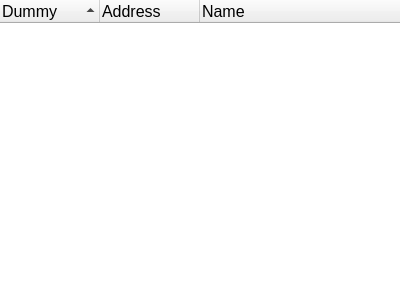
This is src/widgets/stringswidget.ui in rizinorg/cutter as Qt 5 draws it before an edit. The edited form follows.
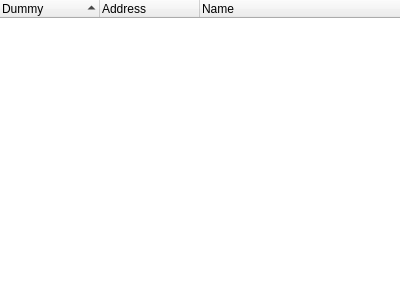
This is the edited form.

Patch:
```diff
--- a/src/widgets/stringswidget.ui
+++ b/src/widgets/stringswidget.ui
@@ -35,11 +35,6 @@
         <verstretch>0</verstretch>
        </sizepolicy>
       </property>
-      <property name="font">
-       <font>
-        <pointsize>12</pointsize>
-       </font>
-      </property>
       <property name="styleSheet">
        <string notr="true">QTreeWidget::item
 {
```
